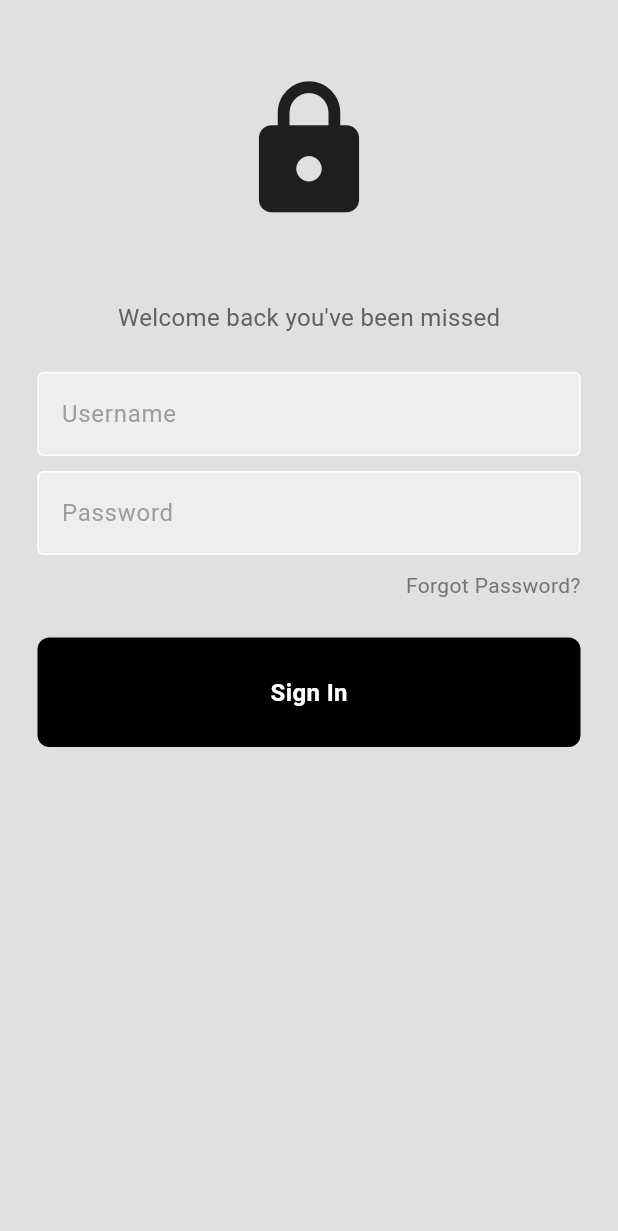
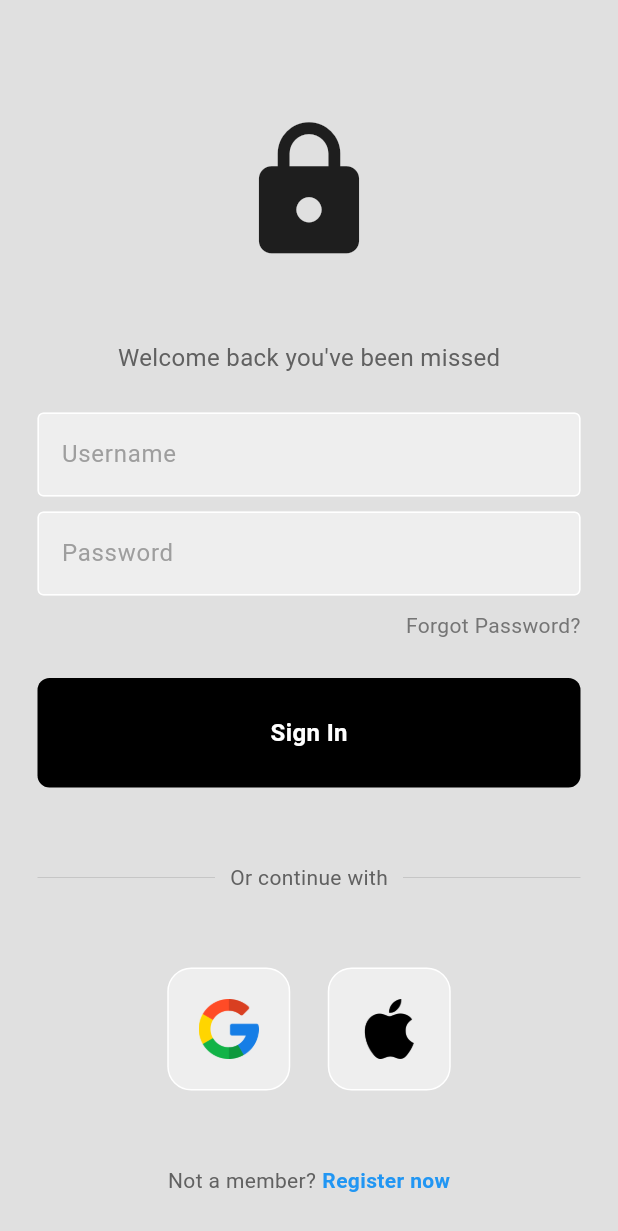
Before and after one commit to nguyennb28/ttp_mobile, a Flutter app: the screen it shows after launch, on a phone screen of 412 x 824 dp. Shown: the top 1231 px of the screen. Run offline on Flutter 3.47's test engine with Material 3 defaults, Android fonts, the phone set to English and light mode, and no system bars.

Commit message:
complete LoginPage

```diff
--- a/lib/auth_screen/login_page.dart
+++ b/lib/auth_screen/login_page.dart
@@ -1,6 +1,7 @@
 import 'package:flutter/material.dart';
 import 'package:flutter_application_3/components/my_button.dart';
 import 'package:flutter_application_3/components/my_textfield.dart';
+import 'package:flutter_application_3/components/square_tile.dart';
 
 class Login extends StatelessWidget {
   Login({super.key});
@@ -9,6 +10,9 @@ class Login extends StatelessWidget {
   final usernameController = TextEditingController();
   final passwordController = TextEditingController();
 
+  // sign user in method
+  void signUserIn() {}
+
   @override
   Widget build(BuildContext context) {
     return Scaffold(
@@ -16,6 +20,7 @@ class Login extends StatelessWidget {
       body: SafeArea(
         child: Center(
           child: Column(
+            mainAxisAlignment: MainAxisAlignment.center,
             children: [
               // Logo
               SizedBox(height: 50),
@@ -59,12 +64,62 @@ class Login extends StatelessWidget {
 
               const SizedBox(height: 25),
               // sign in button
-              MyButton()
+              MyButton(onTap: signUserIn),
+              const SizedBox(height: 50),
               // or continue with
+              Padding(
+                padding: const EdgeInsets.symmetric(horizontal: 25.0),
+                child: Row(
+                  children: [
+                    Expanded(
+                      child: Divider(thickness: 0.5, color: Colors.grey[400]),
+                    ),
+                    Padding(
+                      padding: const EdgeInsets.symmetric(horizontal: 10.0),
+                      child: Text(
+                        "Or continue with",
+                        style: TextStyle(color: Colors.grey[700]),
+                      ),
+                    ),
+                    Expanded(
+                      child: Divider(thickness: 0.5, color: Colors.grey[400]),
+                    ),
+                  ],
+                ),
+              ),
+
+              const SizedBox(height: 50),
 
               // google + apple sign in buttons
-
+              Row(
+                mainAxisAlignment: MainAxisAlignment.center,
+                children: const [
+                  // Google button
+                  SquareTile(imagePath: "lib/images/google.png"),
+                  SizedBox(width: 25),
+                  SquareTile(imagePath: "lib/images/apple.png"),
+                  // Apple button
+                ],
+              ),
+              const SizedBox(height: 50),
               // not a member ? register now
+              Row(
+                mainAxisAlignment: MainAxisAlignment.center,
+                children: [
+                  Text(
+                    'Not a member?',
+                    style: TextStyle(color: Colors.grey[700]),
+                  ),
+                  const SizedBox(width: 4),
+                  Text(
+                    'Register now',
+                    style: TextStyle(
+                      color: Colors.blue,
+                      fontWeight: FontWeight.bold,
+                    ),
+                  ),
+                ],
+              ),
             ],
           ),
         ),
--- /dev/null
+++ b/lib/components/square_tile.dart
@@ -0,0 +1,21 @@
+import 'package:flutter/material.dart';
+
+class SquareTile extends StatelessWidget {
+  final String imagePath;
+
+  const SquareTile({super.key, required this.imagePath});
+
+  @override
+  Widget build(BuildContext context) {
+    return Container(
+      padding: const EdgeInsets.all(20),
+      decoration: BoxDecoration(
+        border: Border.all(color: Colors.white),
+        borderRadius: BorderRadius.circular(16),
+        color: Colors.grey[200],
+
+      ),
+      child: Image.asset(imagePath, height: 40),
+    );
+  }
+}
```
